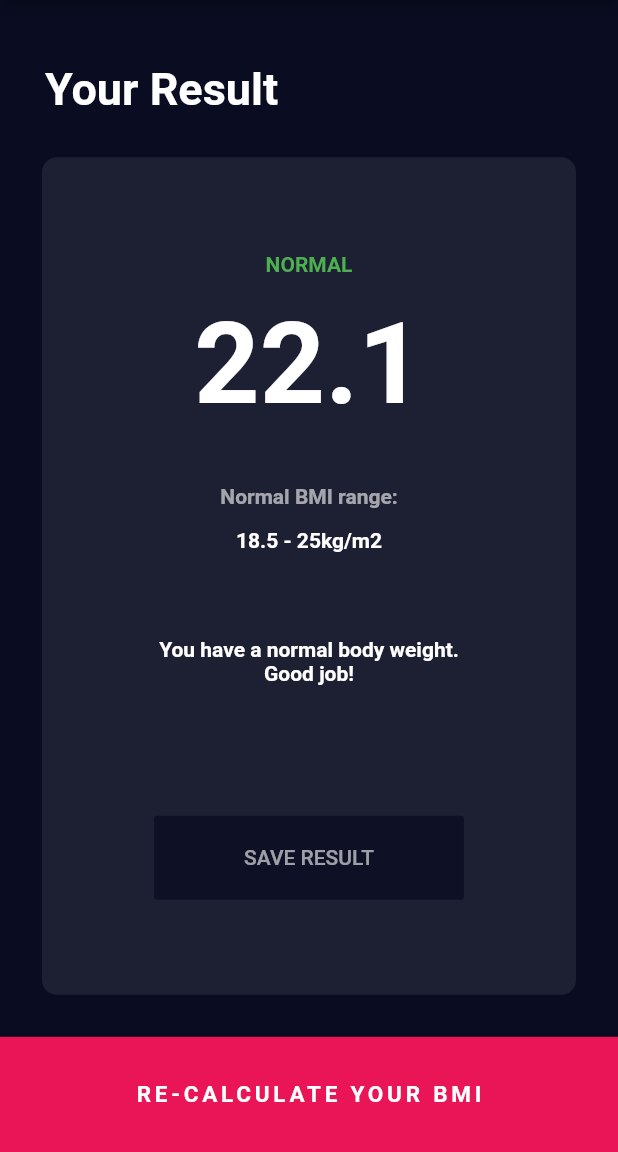
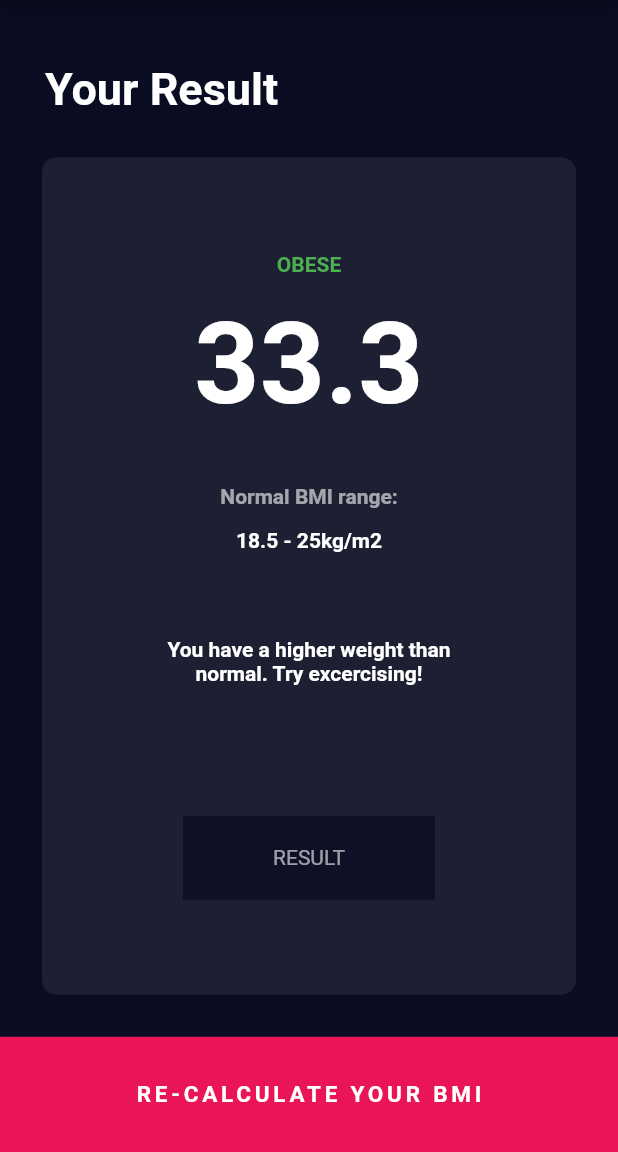
Before and after one commit to DauntlessDev/BMI-Calculator, a Flutter app: the screen it shows after launch, item 2 of the bottom bar chosen, after a tap on "CALCULATE YOUR BMI", on a phone screen of 412 x 824 dp, the part 84-1236 px from its top. Run offline on Flutter 3.47's test engine with Material 2 defaults, Android fonts, the phone set to English and light mode, and no system bars; our stand-ins replace font_awesome_flutter.

Commit message:
finished the projects

```diff
--- /dev/null
+++ b/lib/calculator_brain.dart
@@ -0,0 +1,44 @@
+import 'dart:math';
+
+import 'package:bmi_calculator/screens/input_page.dart';
+
+class CalculatorBrain {
+  CalculatorBrain({this.height, this.weight, this.age, this.gender});
+
+  int height;
+  int weight;
+  int age;
+  Gender gender;
+
+  double calculateBMI() {
+    return ((weight) / pow(height / 100, 2));
+  }
+
+  String checkBodyState() {
+    double bmi = calculateBMI();
+    String bodyState = "";
+    if (bmi < 18.5) {
+      bodyState = "You have a lower weight than normal. Try eating more!";
+    } else if (bmi > 25.5) {
+      bodyState = "You have a higher weight than normal. Try excercising!";
+    } else {
+      bodyState = "You have a normal body weight. Good Job!";
+    }
+
+    return bodyState;
+  }
+
+  wordBody() {
+    double bmi = calculateBMI();
+    String bodyState = "";
+    if (bmi < 18.5) {
+      bodyState = "UNDERWEIGHT";
+    } else if (bmi > 25.5) {
+      bodyState = "OBESE";
+    } else {
+      bodyState = "NORMAL";
+    }
+
+    return bodyState;
+  }
+}
--- a/lib/screens/input_page.dart
+++ b/lib/screens/input_page.dart
@@ -1,3 +1,4 @@
+import 'package:bmi_calculator/calculator_brain.dart';
 import 'package:bmi_calculator/components/calculate_button.dart';
 import 'package:bmi_calculator/components/gender_icon.dart';
 import 'package:bmi_calculator/components/reusable_card.dart';
@@ -77,7 +78,8 @@ class _InputPageState extends State<InputPage> {
                       mainAxisAlignment: MainAxisAlignment.center,
                       children: <Widget>[
                         Text(
-                          "HEIGHT", style: greyTextStyle,
+                          "HEIGHT",
+                          style: greyTextStyle,
                         ),
                         SizedBox(
                           height: 10,
@@ -222,14 +224,22 @@ class _InputPageState extends State<InputPage> {
                 ),
               ),
               CalculateButton(
-                text: "CALCULATE YOUR BMI",
-                onPressed: () => Navigator.push(
-                  context,
-                  MaterialPageRoute(
-                    builder: (context) => ResultPage(),
-                  ),
-                ),
-              ),
+                  text: "CALCULATE YOUR BMI",
+                  onPressed: () {
+                    CalculatorBrain calcBrain = CalculatorBrain(
+                        height: height, weight: weight, gender: selectedGender);
+
+                    Navigator.push(
+                      context,
+                      MaterialPageRoute(
+                        builder: (context) => ResultPage(
+                          bmiText: calcBrain.calculateBMI().toStringAsFixed(1),
+                          sentenceBodyState: calcBrain.checkBodyState(),
+                          wordBodyState: calcBrain.wordBody(),
+                        ),
+                      ),
+                    );
+                  }),
             ],
           ),
         ));
--- a/lib/screens/result_page.dart
+++ b/lib/screens/result_page.dart
@@ -4,6 +4,15 @@ import 'package:bmi_calculator/constants.dart';
 import 'package:flutter/material.dart';
 
 class ResultPage extends StatelessWidget {
+  ResultPage(
+      {@required this.bmiText,
+      @required this.wordBodyState,
+      @required this.sentenceBodyState});
+
+  final String wordBodyState;
+  final String sentenceBodyState;
+  final String bmiText;
+
   @override
   Widget build(BuildContext context) {
     return Scaffold(
@@ -35,37 +44,35 @@ class ResultPage extends StatelessWidget {
                         Column(mainAxisAlignment: MainAxisAlignment.spaceEvenly,
                             // crossAxisAlignment: CrossAxisAlignment.stretch,
                             children: <Widget>[
-                          Text('NORMAL',
+                          Text(wordBodyState,
                               style: TextStyle(
                                   color: Colors.green[500],
                                   fontWeight: FontWeight.bold)),
                           Text(
-                            "22.1",
+                            bmiText,
                             style: kLargeNumberStyle,
                           ),
                           SizedBox(height: 10),
                           Text('Normal BMI range:',
-                              style: TextStyle(color: kInactiveTextColor,
-                                fontWeight: FontWeight.bold)),
-                          Text('18.5 - 25kg/m2',
-                              style: kboldStyle),
+                              style: TextStyle(
+                                  color: kInactiveTextColor,
+                                  fontWeight: FontWeight.bold)),
+                          Text('18.5 - 25kg/m2', style: kboldStyle),
                           SizedBox(height: 30),
                           Padding(
                             padding: const EdgeInsets.symmetric(
                                 vertical: 0, horizontal: 15),
-                            child: Text(
-                              'You have a normal body weight. Good job!',
+                            child: Text(sentenceBodyState,
                               style: kboldStyle,
                               textAlign: TextAlign.center,
-                          ),),
+                            ),
+                          ),
                           SizedBox(height: 60),
-                          FlatButton(
+                          Container(
                             padding: EdgeInsets.symmetric(
                                 vertical: 20, horizontal: 60),
-                            onPressed: () {},
                             color: Color(0xFF0E1026),
-                            child: Text('SAVE RESULT',
-                                style: greyTextStyle),
+                            child: Text('RESULT', style: greyTextStyle),
                           )
                         ]),
                   ),
```
